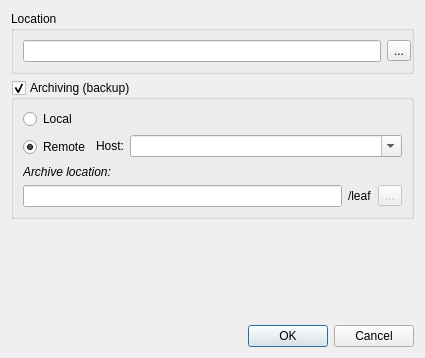
This is src/App/NewBookDialog.ui in wagenadl/notedeln as Qt 5 draws it before an edit. The edited form follows.
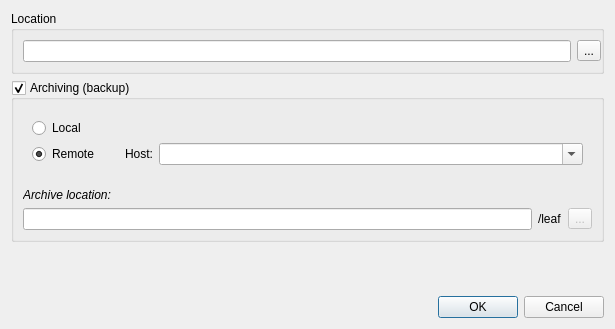
This is the edited form.

Commit message: CloneBookDialog and NewBookDialog now use getExistingDirectory, etc

```diff
--- a/src/App/NewBookDialog.ui
+++ b/src/App/NewBookDialog.ui
@@ -6,8 +6,8 @@
    <rect>
     <x>0</x>
     <y>0</y>
-    <width>425</width>
-    <height>358</height>
+    <width>615</width>
+    <height>329</height>
    </rect>
   </property>
   <property name="windowTitle">
@@ -52,6 +52,24 @@
      </property>
      <layout class="QVBoxLayout" name="verticalLayout_2">
       <item>
+       <widget class="QWidget" name="widget_2" native="true">
+        <layout class="QHBoxLayout" name="horizontalLayout">
+         <item>
+          <widget class="QWidget" name="widget_3" native="true">
+           <layout class="QVBoxLayout" name="verticalLayout_3">
+            <property name="leftMargin">
+             <number>0</number>
+            </property>
+            <property name="topMargin">
+             <number>0</number>
+            </property>
+            <property name="rightMargin">
+             <number>0</number>
+            </property>
+            <property name="bottomMargin">
+             <number>3</number>
+            </property>
+            <item>
        <widget class="QRadioButton" name="local">
         <property name="text">
          <string>Local</string>
@@ -62,12 +80,50 @@
        </widget>
       </item>
       <item>
-       <widget class="QWidget" name="widget_5" native="true">
-        <layout class="QGridLayout" name="gridLayout">
-         <property name="margin">
+             <widget class="QRadioButton" name="remote">
+              <property name="text">
+               <string>Remote</string>
+              </property>
+              <property name="checked">
+               <bool>true</bool>
+              </property>
+             </widget>
+            </item>
+           </layout>
+          </widget>
+         </item>
+         <item>
+          <widget class="QWidget" name="widget_6" native="true">
+           <layout class="QVBoxLayout" name="verticalLayout_4">
+            <property name="leftMargin">
+             <number>20</number>
+            </property>
+            <property name="topMargin">
           <number>0</number>
          </property>
-         <item row="1" column="1">
+            <property name="rightMargin">
+             <number>0</number>
+            </property>
+            <property name="bottomMargin">
+             <number>0</number>
+            </property>
+            <item>
+             <spacer name="verticalSpacer_2">
+              <property name="orientation">
+               <enum>Qt::Vertical</enum>
+              </property>
+              <property name="sizeType">
+               <enum>QSizePolicy::MinimumExpanding</enum>
+              </property>
+              <property name="sizeHint" stdset="0">
+               <size>
+                <width>20</width>
+                <height>0</height>
+               </size>
+              </property>
+             </spacer>
+            </item>
+            <item>
           <widget class="QWidget" name="widget_4" native="true">
            <property name="enabled">
             <bool>true</bool>
@@ -114,19 +170,21 @@
            </layout>
           </widget>
          </item>
-         <item row="1" column="0">
-          <widget class="QRadioButton" name="remote">
-           <property name="text">
-            <string>Remote</string>
-           </property>
-           <property name="checked">
-            <bool>true</bool>
-           </property>
+           </layout>
           </widget>
          </item>
         </layout>
        </widget>
       </item>
+      <item>
+       <widget class="QWidget" name="widget_5" native="true">
+        <layout class="QGridLayout" name="gridLayout">
+         <property name="margin">
+          <number>0</number>
+         </property>
+        </layout>
+       </widget>
+      </item>
       <item>
        <widget class="QLabel" name="label_3">
         <property name="font">
@@ -179,7 +237,7 @@
      <property name="sizeHint" stdset="0">
       <size>
        <width>20</width>
-       <height>40</height>
+       <height>1000</height>
       </size>
      </property>
     </spacer>
```
Left out of the diff: 1 changed line with no effect on the pictures. Lines whose indentation alone changed are shown as unchanged. The commit also changes 5 other files.
